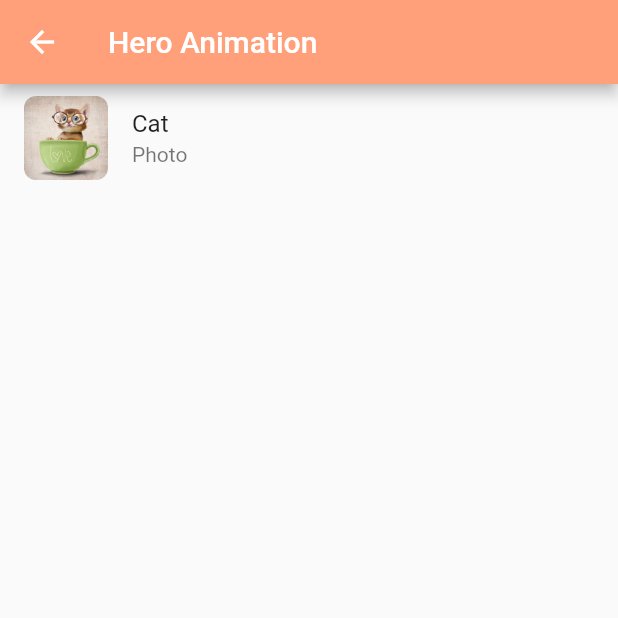
After one commit to anastasiabya/flutter-animation, a Flutter app: the screen it shows after launch, after a tap on "Hero Animation", on a phone screen of 412 x 824 dp, the top half of it. The commit adds this screen. Run offline on Flutter 3.47's test engine with Material 2 defaults, Android fonts, the phone set to English and light mode, and no system bars.

Commit message:
hero animation

```diff
--- /dev/null
+++ b/lib/src/hero_animation.dart
@@ -0,0 +1,48 @@
+import 'package:flutter/material.dart';
+
+class HeroAnimation extends StatelessWidget {
+  const HeroAnimation({Key? key}) : super(key: key);
+
+  @override
+  Widget build(BuildContext context) {
+    return Scaffold(
+      appBar: AppBar(
+        backgroundColor: const Color(0xFFFFA07A),
+        title: const Text('Hero Animation'),
+      ),
+      body: ListTile(
+        leading: ClipRRect(
+          borderRadius: BorderRadius.circular(8),
+          child: Hero(tag: 'cat', child: Image.asset('assets/cat.jpg')),
+        ),
+        title: const Text('Cat'),
+        subtitle: const Text('Photo'),
+        onTap: () => Navigator.push(
+            context,
+            MaterialPageRoute(
+                builder: (context) => const HeroAnimationDetail())),
+      ),
+    );
+  }
+}
+
+class HeroAnimationDetail extends StatelessWidget {
+  const HeroAnimationDetail({Key? key}) : super(key: key);
+
+  @override
+  Widget build(BuildContext context) {
+    return Scaffold(
+      appBar: AppBar(
+        backgroundColor: const Color(0xFFFFA07A),
+        title: const Text('Hero Animation'),
+        elevation: 0,
+      ),
+      body: ClipRRect(
+        child: Hero(
+          tag: 'cat',
+          child: Image.asset('assets/cat.jpg'),
+        ),
+      ),
+    );
+  }
+}
--- a/lib/src/home_screen.dart
+++ b/lib/src/home_screen.dart
@@ -1,6 +1,7 @@
 import 'package:animation/src/curved_animation.dart' as ca;
 import 'package:animation/src/discount_card.dart';
 import 'package:animation/src/flip_animation.dart';
+import 'package:animation/src/hero_animation.dart';
 import 'package:flutter/material.dart';
 
 class HomePage extends StatelessWidget {
@@ -35,6 +36,12 @@ class HomePage extends StatelessWidget {
                 MaterialPageRoute(
                     builder: (context) => const ca.CurvedAnimation())),
           ),
+          ListTile(
+            title: const Text('Hero Animation'),
+            trailing: const Icon(Icons.arrow_forward_ios),
+            onTap: () => Navigator.push(context,
+                MaterialPageRoute(builder: (context) => const HeroAnimation())),
+          ),
         ],
       ),
     );
```
Also changed, not shown: assets/cat.jpg (added).
